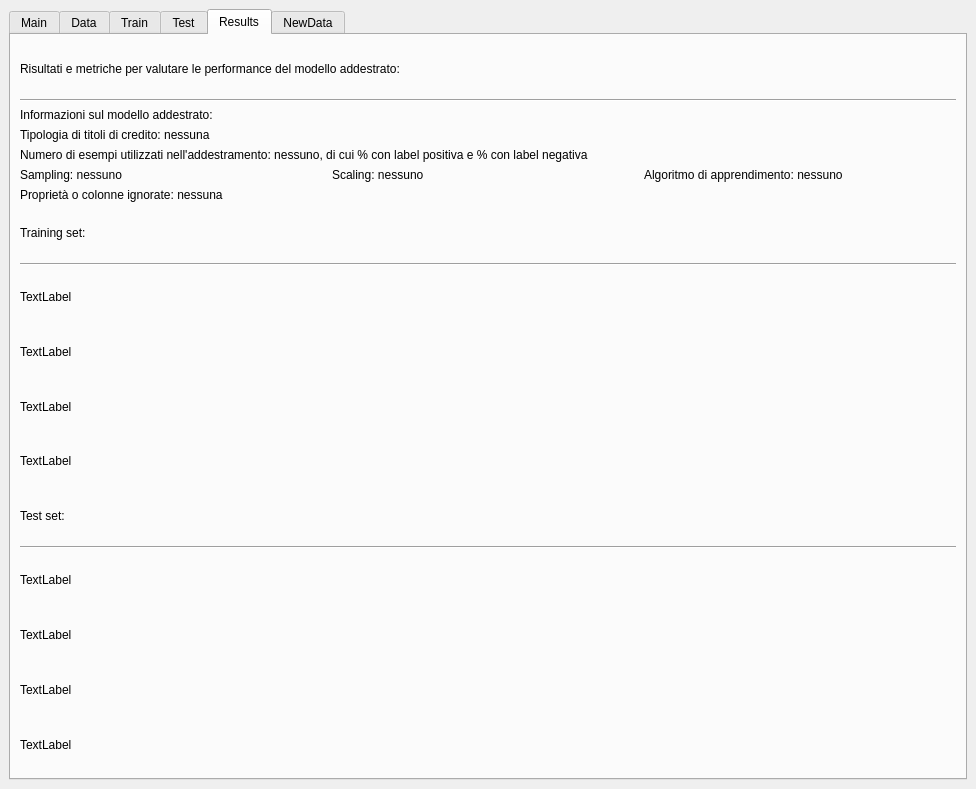
Qt form NewUI/view/GUI.ui (Mskty/Coattiva) before a commit.
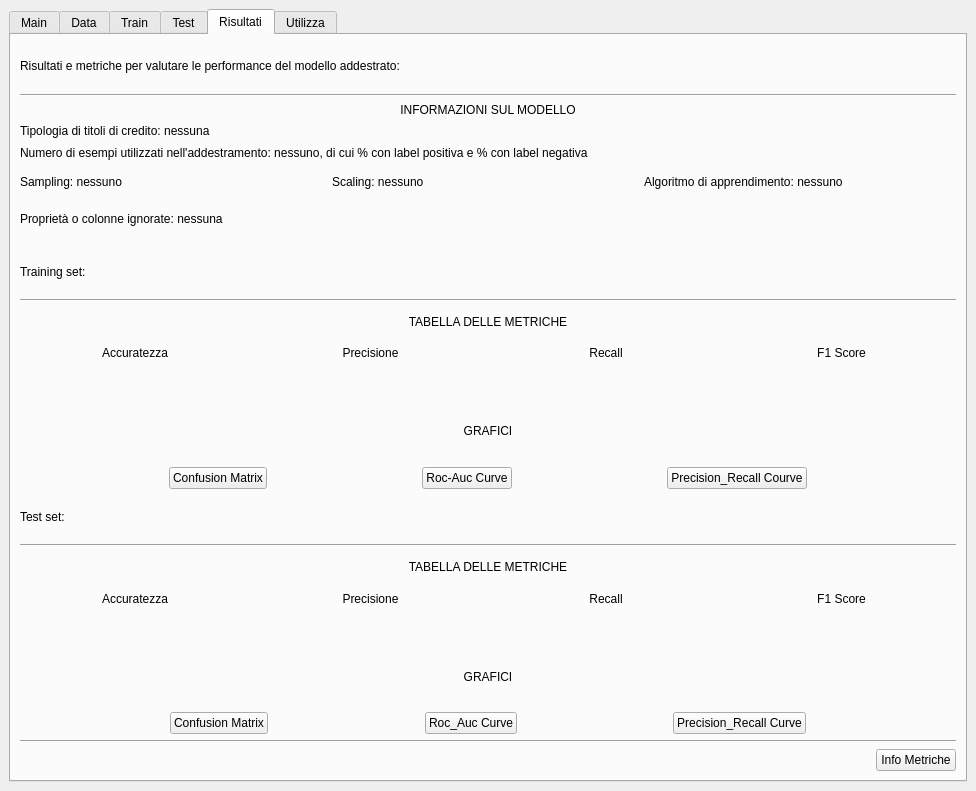
The same form after that commit. The open tabs and pages were chosen to show the change.

What changed in the file:
```diff
--- a/NewUI/view/GUI.ui
+++ b/NewUI/view/GUI.ui
@@ -7,7 +7,7 @@
     <x>0</x>
     <y>0</y>
     <width>877</width>
-    <height>789</height>
+    <height>791</height>
    </rect>
   </property>
   <property name="sizePolicy">
@@ -763,9 +763,9 @@
         </sizepolicy>
        </property>
        <attribute name="title">
-        <string>Results</string>
+        <string>Risultati</string>
        </attribute>
-       <layout class="QVBoxLayout" name="verticalLayout_14">
+       <layout class="QVBoxLayout" name="verticalLayout_14" stretch="1,0,3,0,1,0,2,2,1,0,2,2,0,0">
         <item>
          <widget class="QLabel" name="label_29">
           <property name="sizePolicy">
@@ -790,11 +790,14 @@
          </widget>
         </item>
         <item>
-         <layout class="QVBoxLayout" name="verticalLayout_15">
+         <layout class="QVBoxLayout" name="verticalLayout_15" stretch="0,1,1,2,2">
           <item>
            <widget class="QLabel" name="label_36">
             <property name="text">
-             <string>Informazioni sul modello addestrato:</string>
+             <string>INFORMAZIONI SUL MODELLO</string>
+            </property>
+            <property name="alignment">
+             <set>Qt::AlignCenter</set>
             </property>
            </widget>
           </item>
@@ -861,6 +864,22 @@
           </item>
          </layout>
         </item>
+        <item>
+         <spacer name="verticalSpacer_2">
+          <property name="orientation">
+           <enum>Qt::Vertical</enum>
+          </property>
+          <property name="sizeType">
+           <enum>QSizePolicy::Fixed</enum>
+          </property>
+          <property name="sizeHint" stdset="0">
+           <size>
+            <width>1</width>
+            <height>10</height>
+           </size>
+          </property>
+         </spacer>
+        </item>
         <item>
          <widget class="QLabel" name="label_35">
           <property name="text">
@@ -876,35 +895,196 @@
          </widget>
         </item>
         <item>
-         <widget class="QLabel" name="label_37">
-          <property name="text">
-           <string>TextLabel</string>
-          </property>
-         </widget>
+         <layout class="QVBoxLayout" name="verticalLayout_18" stretch="1,2">
+          <item>
+           <widget class="QLabel" name="label_37">
+            <property name="text">
+             <string>TABELLA DELLE METRICHE</string>
+            </property>
+            <property name="alignment">
+             <set>Qt::AlignCenter</set>
+            </property>
+           </widget>
+          </item>
+          <item>
+           <layout class="QGridLayout" name="gridLayout_3">
+            <item row="0" column="0">
+             <widget class="QLabel" name="label_32">
+              <property name="text">
+               <string>Accuratezza</string>
+              </property>
+              <property name="alignment">
+               <set>Qt::AlignCenter</set>
+              </property>
+             </widget>
+            </item>
+            <item row="0" column="1">
+             <widget class="QLabel" name="label_34">
+              <property name="text">
+               <string>Precisione</string>
+              </property>
+              <property name="alignment">
+               <set>Qt::AlignCenter</set>
+              </property>
+             </widget>
+            </item>
+            <item row="0" column="2">
+             <widget class="QLabel" name="label_47">
+              <property name="text">
+               <string>Recall</string>
+              </property>
+              <property name="alignment">
+               <set>Qt::AlignCenter</set>
+              </property>
+             </widget>
+            </item>
+            <item row="0" column="3">
+             <widget class="QLabel" name="label_48">
+              <property name="text">
+               <string>F1 Score</string>
+              </property>
+              <property name="alignment">
+               <set>Qt::AlignCenter</set>
+              </property>
+             </widget>
+            </item>
+            <item row="1" column="0">
+             <widget class="QLabel" name="train_accuracy">
+              <property name="text">
+               <string/>
+              </property>
+              <property name="alignment">
+               <set>Qt::AlignCenter</set>
+              </property>
+             </widget>
+            </item>
+            <item row="1" column="1">
+             <widget class="QLabel" name="train_precision">
+              <property name="text">
+               <string/>
+              </property>
+              <property name="alignment">
+               <set>Qt::AlignCenter</set>
+              </property>
+             </widget>
+            </item>
+            <item row="1" column="2">
+             <widget class="QLabel" name="train_recall">
+              <property name="text">
+               <string/>
+              </property>
+              <property name="alignment">
+               <set>Qt::AlignCenter</set>
+              </property>
+             </widget>
+            </item>
+            <item row="1" column="3">
+             <widget class="QLabel" name="train_f1">
+              <property name="text">
+               <string/>
+              </property>
+              <property name="alignment">
+               <set>Qt::AlignCenter</set>
+              </property>
+             </widget>
+            </item>
+           </layout>
+          </item>
+         </layout>
         </item>
         <item>
-         <widget class="QLabel" name="label_34">
-          <property name="text">
-           <string>TextLabel</string>
-          </property>
-         </widget>
+         <layout class="QVBoxLayout" name="verticalLayout_16">
+          <item>
+           <widget class="QLabel" name="label_30">
+            <property name="text">
+             <string>GRAFICI</string>
+            </property>
+            <property name="alignment">
+             <set>Qt::AlignCenter</set>
+            </property>
+           </widget>
+          </item>
+          <item>
+           <layout class="QHBoxLayout" name="horizontalLayout_12">
+            <item>
+             <spacer name="horizontalSpacer_10">
+              <property name="orientation">
+               <enum>Qt::Horizontal</enum>
+              </property>
+              <property name="sizeHint" stdset="0">
+               <size>
+                <width>40</width>
+                <height>20</height>
+               </size>
+              </property>
+             </spacer>
+            </item>
+            <item>
+             <widget class="QPushButton" name="button_train_matrix">
+              <property name="text">
+               <string>Confusion Matrix</string>
+              </property>
+             </widget>
+            </item>
+            <item>
+             <spacer name="horizontalSpacer_8">
+              <property name="orientation">
+               <enum>Qt::Horizontal</enum>
+              </property>
+              <property name="sizeHint" stdset="0">
+               <size>
+                <width>40</width>
+                <height>20</height>
+               </size>
+              </property>
+             </spacer>
+            </item>
+            <item>
+             <widget class="QPushButton" name="button_train_auc">
+              <property name="text">
+               <string>Roc-Auc Curve</string>
+              </property>
+             </widget>
+            </item>
+            <item>
+             <spacer name="horizontalSpacer_9">
+              <property name="orientation">
+               <enum>Qt::Horizontal</enum>
+              </property>
+              <property name="sizeHint" stdset="0">
+               <size>
+                <width>40</width>
+                <height>20</height>
+               </size>
+              </property>
+             </spacer>
+            </item>
+            <item>
+             <widget class="QPushButton" name="button_train_prc">
+              <property name="text">
+               <string>Precision_Recall Courve</string>
+              </property>
+             </widget>
+            </item>
+            <item>
+             <spacer name="horizontalSpacer_11">
+              <property name="orientation">
+               <enum>Qt::Horizontal</enum>
+              </property>
+              <property name="sizeHint" stdset="0">
+               <size>
+                <width>40</width>
+                <height>20</height>
+               </size>
+              </property>
+             </spacer>
+            </item>
+           </layout>
+          </item>
+         </layout>
         </item>
         <item>
-         <widget class="QLabel" name="label_32">
-          <property name="text">
-           <string>TextLabel</string>
-          </property>
-         </widget>
-        </item>
-        <item>
-         <widget class="QLabel" name="label_46">
-          <property name="text">
-           <string>TextLabel</string>
-          </property>
-         </widget>
-        </item>
-        <item>
-         <widget class="QLabel" name="label_30">
+         <widget class="QLabel" name="label_43">
           <property name="text">
            <string>Test set:</string>
           </property>
@@ -918,38 +1098,230 @@
          </widget>
         </item>
         <item>
-         <widget class="QLabel" name="label_43">
-          <property name="text">
-           <string>TextLabel</string>
-          </property>
-         </widget>
+         <layout class="QVBoxLayout" name="verticalLayout_19" stretch="1,2">
+          <item>
+           <widget class="QLabel" name="label_44">
+            <property name="text">
+             <string>TABELLA DELLE METRICHE</string>
+            </property>
+            <property name="alignment">
+             <set>Qt::AlignCenter</set>
+            </property>
+           </widget>
+          </item>
+          <item>
+           <layout class="QGridLayout" name="gridLayout_6">
+            <item row="0" column="0">
+             <widget class="QLabel" name="label_31">
+              <property name="text">
+               <string>Accuratezza</string>
+              </property>
+              <property name="alignment">
+               <set>Qt::AlignCenter</set>
+              </property>
+             </widget>
+            </item>
+            <item row="0" column="1">
+             <widget class="QLabel" name="label_45">
+              <property name="text">
+               <string>Precisione</string>
+              </property>
+              <property name="alignment">
+               <set>Qt::AlignCenter</set>
+              </property>
+             </widget>
+            </item>
+            <item row="0" column="3">
+             <widget class="QLabel" name="label_50">
+              <property name="text">
+               <string>F1 Score</string>
+              </property>
+              <property name="alignment">
+               <set>Qt::AlignCenter</set>
+              </property>
+             </widget>
+            </item>
+            <item row="0" column="2">
+             <widget class="QLabel" name="label_49">
+              <property name="text">
+               <string>Recall</string>
+              </property>
+              <property name="alignment">
+               <set>Qt::AlignCenter</set>
+              </property>
+             </widget>
+            </item>
+            <item row="1" column="3">
+             <widget class="QLabel" name="test_f1">
+              <property name="text">
+               <string/>
+              </property>
+              <property name="alignment">
+               <set>Qt::AlignCenter</set>
+              </property>
+             </widget>
+            </item>
+            <item row="1" column="1">
+             <widget class="QLabel" name="test_precision">
+              <property name="text">
+               <string/>
+              </property>
+              <property name="alignment">
+               <set>Qt::AlignCenter</set>
+              </property>
+             </widget>
+            </item>
+            <item row="1" column="0">
+             <widget class="QLabel" name="test_accuracy">
+              <property name="text">
+               <string/>
+              </property>
+              <property name="alignment">
+               <set>Qt::AlignCenter</set>
+              </property>
+             </widget>
+            </item>
+            <item row="1" column="2">
+             <widget class="QLabel" name="test_recall">
+              <property name="text">
+               <string/>
+              </property>
+              <property name="alignment">
+               <set>Qt::AlignCenter</set>
+              </property>
+             </widget>
+            </item>
+           </layout>
+          </item>
+         </layout>
         </item>
         <item>
-         <widget class="QLabel" name="label_45">
-          <property name="text">
-           <string>TextLabel</string>
-          </property>
-         </widget>
+         <layout class="QVBoxLayout" name="verticalLayout_17">
+          <item>
+           <widget class="QLabel" name="label_46">
+            <property name="text">
+             <string>GRAFICI</string>
+            </property>
+            <property name="alignment">
+             <set>Qt::AlignCenter</set>
+            </property>
+           </widget>
+          </item>
+          <item>
+           <layout class="QHBoxLayout" name="horizontalLayout_13">
+            <item>
+             <spacer name="horizontalSpacer_12">
+              <property name="orientation">
+               <enum>Qt::Horizontal</enum>
+              </property>
+              <property name="sizeHint" stdset="0">
+               <size>
+                <width>40</width>
+                <height>20</height>
+               </size>
+              </property>
+             </spacer>
+            </item>
+            <item>
+             <widget class="QPushButton" name="pushButton_4">
+              <property name="text">
+               <string>Confusion Matrix</string>
+              </property>
+             </widget>
+            </item>
+            <item>
+             <spacer name="horizontalSpacer_13">
+              <property name="orientation">
+               <enum>Qt::Horizontal</enum>
+              </property>
+              <property name="sizeHint" stdset="0">
+               <size>
+                <width>40</width>
+                <height>20</height>
+               </size>
+              </property>
+             </spacer>
+            </item>
+            <item>
+             <widget class="QPushButton" name="pushButton_8">
+              <property name="text">
+               <string>Roc_Auc Curve</string>
+              </property>
+             </widget>
+            </item>
+            <item>
+             <spacer name="horizontalSpacer_15">
+              <property name="orientation">
+               <enum>Qt::Horizontal</enum>
+              </property>
+              <property name="sizeHint" stdset="0">
+               <size>
+                <width>40</width>
+                <height>20</height>
+               </size>
+              </property>
+             </spacer>
+            </item>
+            <item>
+             <widget class="QPushButton" name="pushButton_3">
+              <property name="text">
+               <string>Precision_Recall Curve</string>
+              </property>
+             </widget>
+            </item>
+            <item>
+             <spacer name="horizontalSpacer_14">
+              <property name="orientation">
+               <enum>Qt::Horizontal</enum>
+              </property>
+              <property name="sizeHint" stdset="0">
+               <size>
+                <width>40</width>
+                <height>20</height>
+               </size>
+              </property>
+             </spacer>
+            </item>
+           </layout>
+          </item>
+         </layout>
         </item>
         <item>
-         <widget class="QLabel" name="label_44">
-          <property name="text">
-           <string>TextLabel</string>
+         <widget class="Line" name="line_10">
+          <property name="orientation">
+           <enum>Qt::Horizontal</enum>
           </property>
          </widget>
         </item>
         <item>
-         <widget class="QLabel" name="label_31">
-          <property name="text">
-           <string>TextLabel</string>
-          </property>
-         </widget>
+         <layout class="QHBoxLayout" name="horizontalLayout_14">
+          <item>
+           <spacer name="horizontalSpacer_16">
+            <property name="orientation">
+             <enum>Qt::Horizontal</enum>
+            </property>
+            <property name="sizeHint" stdset="0">
+             <size>
+              <width>40</width>
+              <height>20</height>
+             </size>
+            </property>
+           </spacer>
+          </item>
+          <item>
+           <widget class="QPushButton" name="results_info">
+            <property name="text">
+             <string>Info Metriche</string>
+            </property>
+           </widget>
+          </item>
+         </layout>
         </item>
        </layout>
       </widget>
       <widget class="QWidget" name="Utilizza">
        <attribute name="title">
-        <string>NewData</string>
+        <string>Utilizza</string>
        </attribute>
        <layout class="QVBoxLayout" name="verticalLayout_5">
         <item>
```
Left out of the diff: 185 changed lines with no effect on the pictures.
